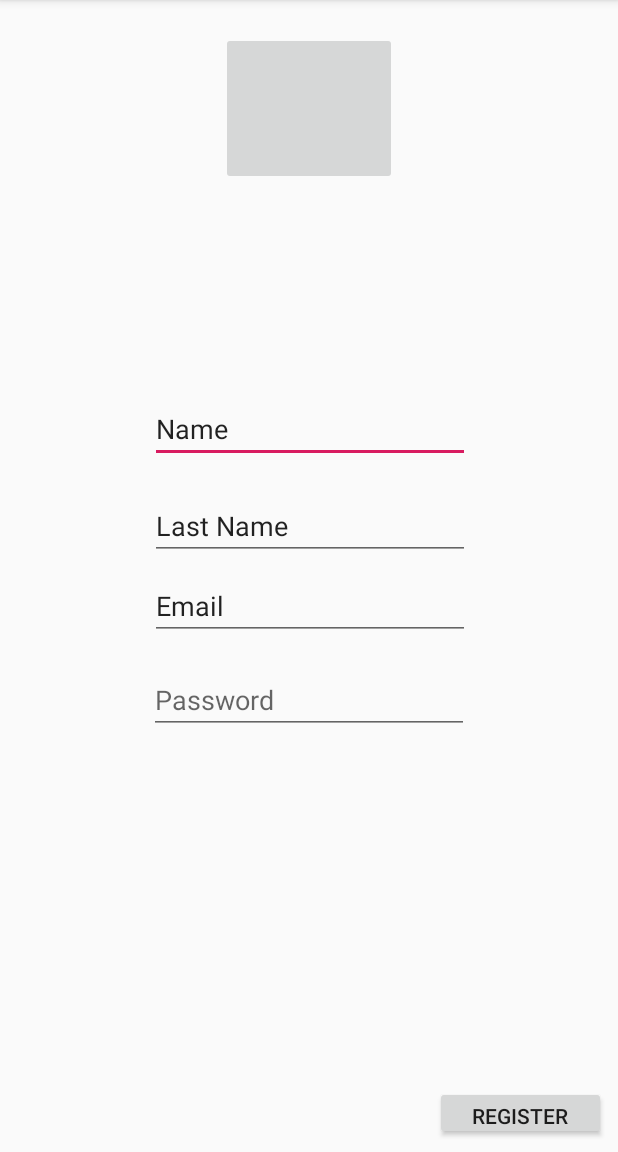
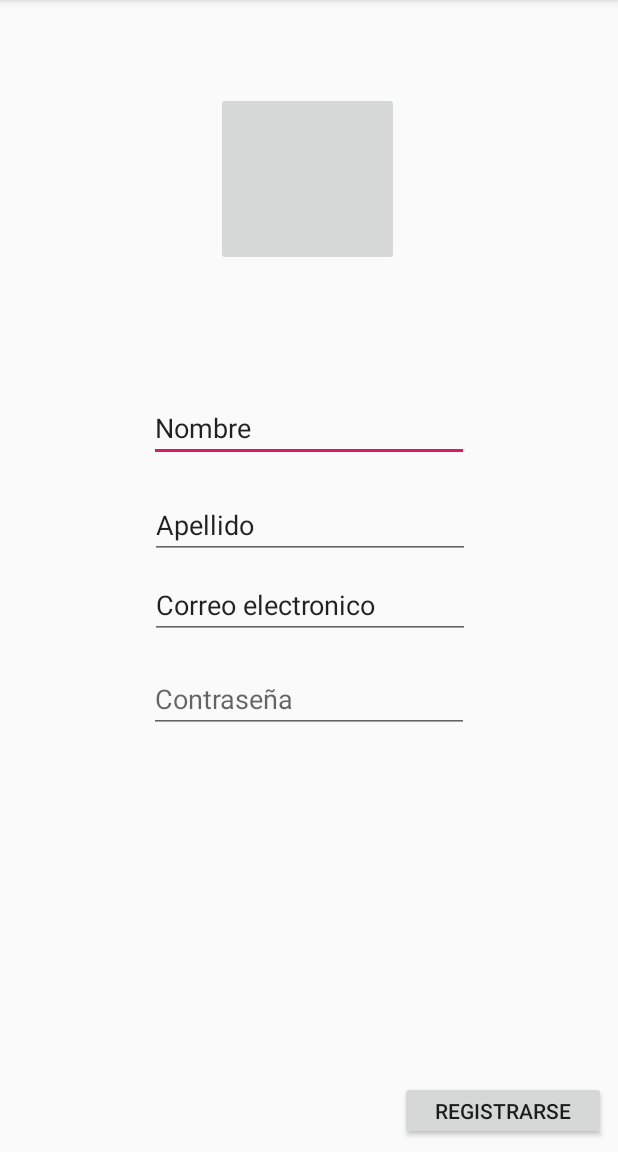
Before and after one commit to bovacu/Foodamental, an Android app: the Registro_activity screen opened directly, with no data from a screen before it, on a phone screen of 412 x 824 dp, the part 84-1236 px from its top. Run offline under Robolectric (Android 15) with nearby library versions, the phone set to English and light mode, and no system bars.

Commit message:
Traduccion Strings

```diff
--- a/app/src/main/res/layout/activity_registro_activity.xml
+++ b/app/src/main/res/layout/activity_registro_activity.xml
@@ -22,9 +22,9 @@
         android:text="@string/register_name"
         app:layout_constraintBottom_toBottomOf="parent"
         app:layout_constraintEnd_toEndOf="parent"
-        app:layout_constraintHorizontal_bias="0.503"
         app:layout_constraintStart_toStartOf="parent"
-        app:layout_constraintTop_toBottomOf="@+id/imageButton" />
+        app:layout_constraintTop_toBottomOf="@+id/imageButton"
+        app:layout_constraintVertical_bias="0.37" />
 
     <EditText
         android:id="@+id/editTextLastName"
@@ -65,8 +65,8 @@
 
     <ImageButton
         android:id="@+id/imageButton"
-        android:layout_width="117dp"
-        android:layout_height="102dp"
+        android:layout_width="122dp"
+        android:layout_height="116dp"
         android:layout_marginStart="8dp"
         android:layout_marginLeft="8dp"
         android:layout_marginTop="8dp"
@@ -75,16 +75,16 @@
         android:layout_marginBottom="8dp"
         app:layout_constraintBottom_toBottomOf="parent"
         app:layout_constraintEnd_toEndOf="parent"
-        app:layout_constraintHorizontal_bias="0.501"
+        app:layout_constraintHorizontal_bias="0.497"
         app:layout_constraintStart_toStartOf="parent"
         app:layout_constraintTop_toTopOf="parent"
-        app:layout_constraintVertical_bias="0.02"
+        app:layout_constraintVertical_bias="0.084"
         tools:srcCompat="@tools:sample/avatars" />
 
     <Button
         android:id="@+id/register_btn"
-        android:layout_width="114dp"
-        android:layout_height="36dp"
+        android:layout_width="137dp"
+        android:layout_height="39dp"
         android:layout_marginEnd="8dp"
         android:layout_marginRight="8dp"
         android:layout_marginBottom="8dp"
@@ -104,7 +104,7 @@
         android:layout_marginBottom="8dp"
         android:ems="10"
         android:focusable="auto"
-        android:hint="Password"
+        android:hint="Contraseña"
         android:inputType="textAutoCorrect|textPassword"
         app:layout_constraintBottom_toBottomOf="parent"
         app:layout_constraintEnd_toEndOf="parent"
--- a/app/src/main/res/values/strings.xml
+++ b/app/src/main/res/values/strings.xml
@@ -1,10 +1,10 @@
 <resources>
     <string name="app_name">Registro_activity</string>
-    <string name="register_name">Name</string>
-    <string name="register_lastName">Last Name</string>
-    <string name="register_email">Email</string>
-    <string name="register_password">Password</string>
-    <string name="register_registerBtn">Register</string>
+    <string name="register_name">Nombre</string>
+    <string name="register_lastName">Apellido</string>
+    <string name="register_email">Correo electronico</string>
+    <string name="register_password">Contraseña</string>
+    <string name="register_registerBtn">Registrarse</string>
     <string name="inicio_sesion">Inicio Sesión</string>
     <string name="correo_electronico">Correo electronico</string>
     <string name="iniciar">Iniciar</string>
@@ -14,7 +14,7 @@
     <string name="o">ó</string>
     <string name="Recetas">Recetas</string>
     <string name="Lista">Lista</string>
-    <string name="Picfood">Picfood</string>
+    <string name="Picfood">PicFood</string>
     <string name="Logros">Logros</string>
     <string name="Mapa">Mapa</string>
     <string name="Favoritos">Favoritos</string>
--- a/build.gradle
+++ b/build.gradle
@@ -7,7 +7,7 @@ buildscript {
         jcenter()
     }
     dependencies {
-        classpath 'com.android.tools.build:gradle:3.2.1'
+        classpath 'com.android.tools.build:gradle:3.3.2'
 
 
         // NOTE: Do not place your application dependencies here; they belong
```
Also changed, not shown: gradle/wrapper/gradle-wrapper.properties.
